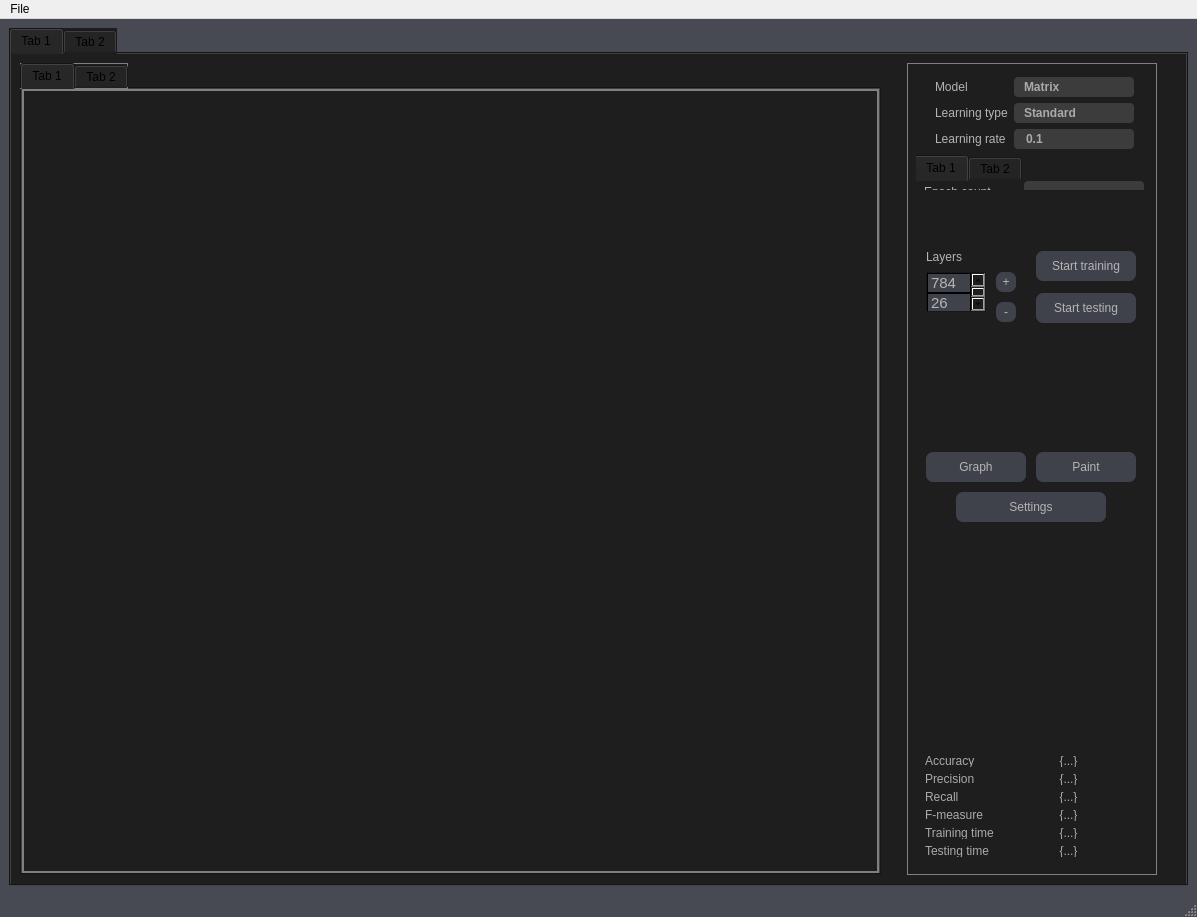
Lunarskii/MLP, file src/view/mainwindow.ui: the form before one commit.
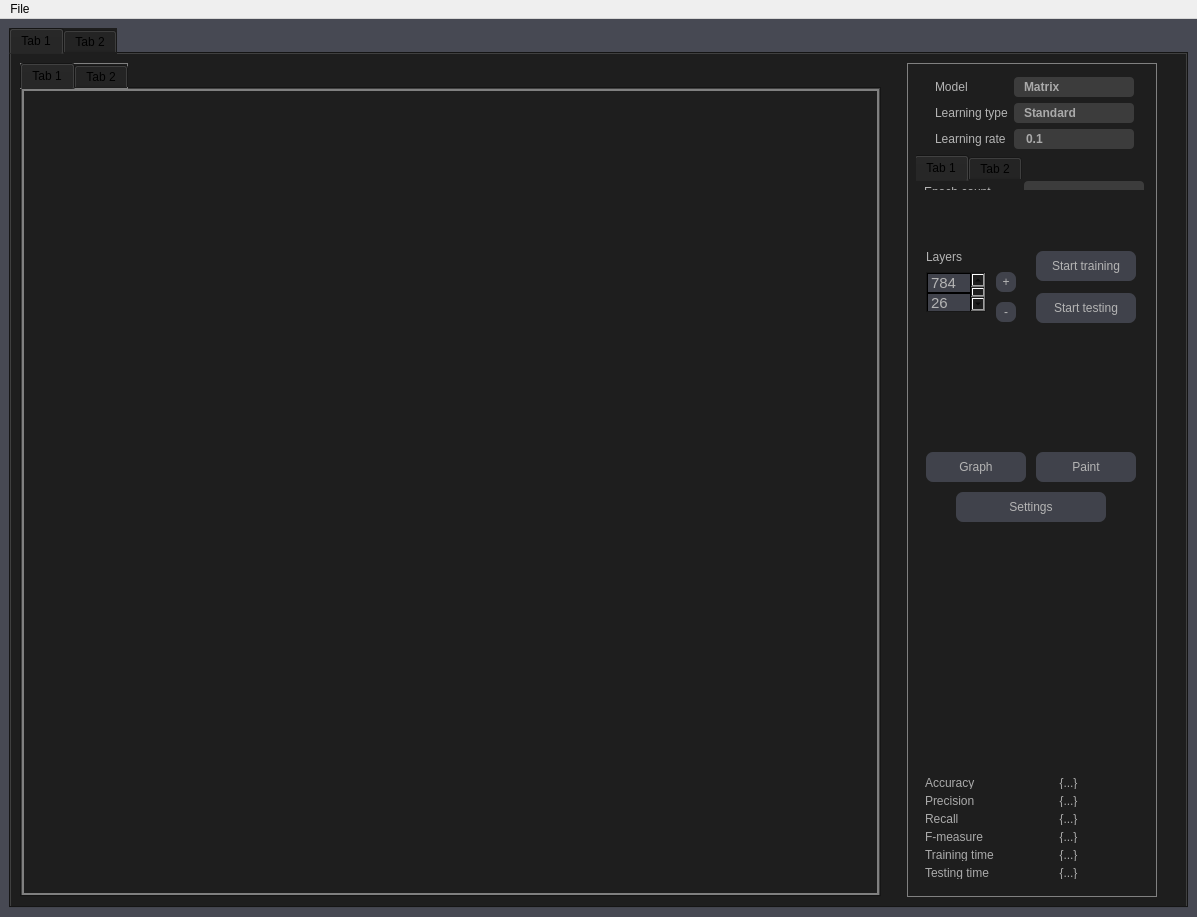
The form after the commit. Icons and pictures are not drawn.

```diff
--- a/src/view/mainwindow.ui
+++ b/src/view/mainwindow.ui
@@ -2373,7 +2373,6 @@
    </widget>
    <addaction name="menuFile"/>
   </widget>
-  <widget class="QStatusBar" name="statusbar"/>
   <action name="actionSaveAs">
    <property name="text">
     <string>Save as...</string>
```
